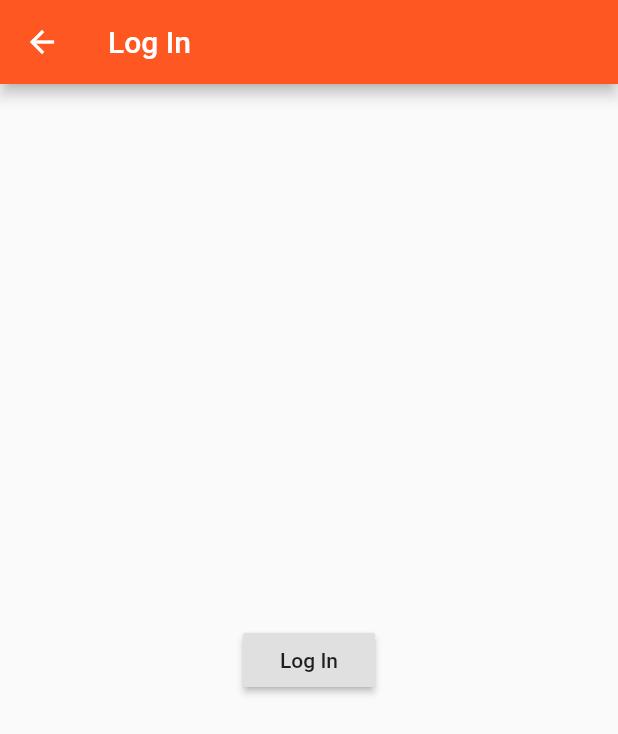
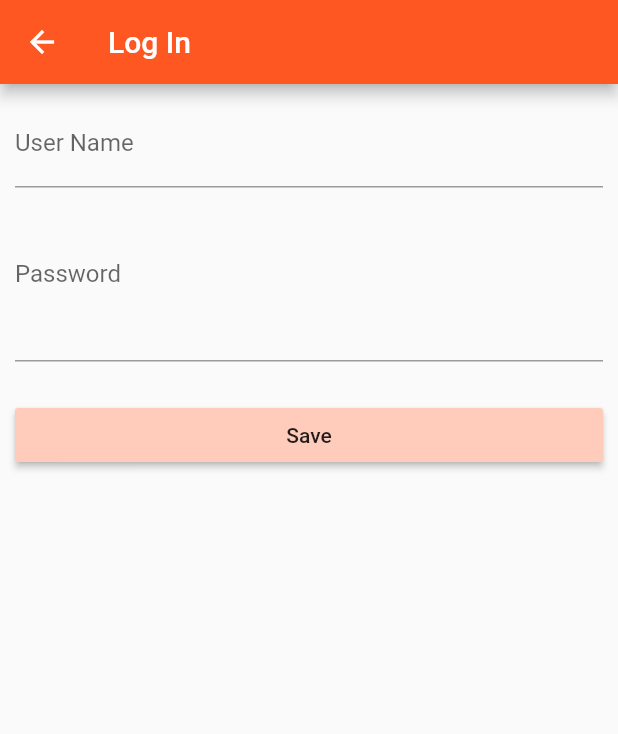
Before and after one commit to ofu997/flutter1, a Flutter app: the AuthPage screen opened directly, on a phone screen of 412 x 824 dp. Shown: the top 734 px of the screen. Run offline on Flutter 3.47's test engine with Material 2 defaults, Android fonts, the phone set to English and light mode, and no system bars.

Commit message:
navigate to auth page, accept input

```diff
--- a/lib/main.dart
+++ b/lib/main.dart
@@ -6,6 +6,7 @@ import 'package:second_app/pages/product_manager_page.dart';
 //import './pages/product_manager_page.dart';
 import 'package:second_app/pages/products.dart';
 import 'package:second_app/pages/product.dart';
+import 'package:second_app/pages/auth.dart';
 // import './pages/product.dart';
 
 //renders, mounts widgets. we need to attach widgets (building blocks, UI components)
@@ -50,7 +51,9 @@ class _MyAppState extends State<MyApp>{
       ),
       //home: AuthPage(),
       routes: {
-      '/':(BuildContext context) => ProductsPage(_products),
+      '/':(BuildContext context) => AuthPage(),
+      '/products':(BuildContext context) => ProductsPage(_products),
+      /*'/':(BuildContext context) => ProductsPage(_products),*/
       '/admin':(BuildContext context) => ProductManagerPage(_addsProducts, _deleteProduct),
       },
       onGenerateRoute: (RouteSettings settings){
--- a/lib/pages/auth.dart
+++ b/lib/pages/auth.dart
@@ -1,24 +1,78 @@
 import 'package:flutter/material.dart';
 // import './products.dart';
 
-class AuthPage extends StatelessWidget {
+class AuthPage extends StatefulWidget {
+  @override
+  State<StatefulWidget> createState() {
+    // TODO: implement createState
+    return _AuthPage();
+  }
+}
+
+class _AuthPage extends State<AuthPage> {
+  String userName;
+  String password;
+
   @override
   Widget build(BuildContext context) {
     return Scaffold(
         appBar: AppBar(
           title: Text('Log In'),
         ),
-        body: Center(
-          child: RaisedButton(
-              child: Text('Log In'),
-              onPressed: () {// pushReplacement -> pushReplacementNamed. change parameter to route
-                Navigator.pushReplacementNamed(
-                  context, '/',
-                );
-              }
+        body: Container(
+          margin: EdgeInsets.all(10.0),
+          child: ListView(
+            children: <Widget>[
+              TextField(
+                decoration: InputDecoration(labelText: 'User Name'),
+                onChanged: (String value) {
+                  setState(() {
+                    userName = value;
+                  });
+                },
+              ),
+              TextField(
+                decoration: InputDecoration(labelText: 'Password'),
+                maxLines: 4,
+                keyboardType:TextInputType.text,
+                onChanged: (String value) {
+                  setState(() {
+                    password = value;
+                  });
+                },
+              ),
+              SizedBox(
+                height: 25.0,
+              ),
+              RaisedButton(
+                color: Theme.of(context).primaryColorLight,
+                child: Text('Save'),
+                onPressed: () {
+                  final Map<String, dynamic> userInfo = {
+                    'name': userName,
+                    'description': password,
+                  };
+                  print(userInfo.toString());
+                  //widget.addProduct(product);
+                  Navigator.pushReplacementNamed(context,
+                      '/products'); // gives you no option of going back
+                },
+              )
+            ],
           ),
         )
-    );
+        //  Center(
+        //   child: RaisedButton(
+        //       child: Text('Log In'),
+        //       onPressed: () {// pushReplacement -> pushReplacementNamed. change parameter to route
+        //         Navigator.pushReplacementNamed(
+        //           context, '/',
+        //         );
+        //       }
+        //   ),
+        // ),
+
+        );
   }
 }
 
```
Also changed, not shown: lib/pages/product_create.dart (+6 -6 lines).
